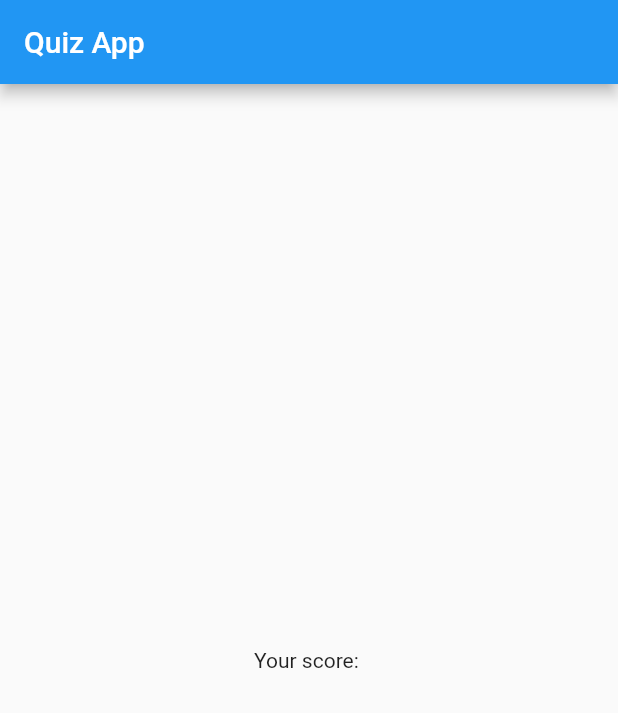
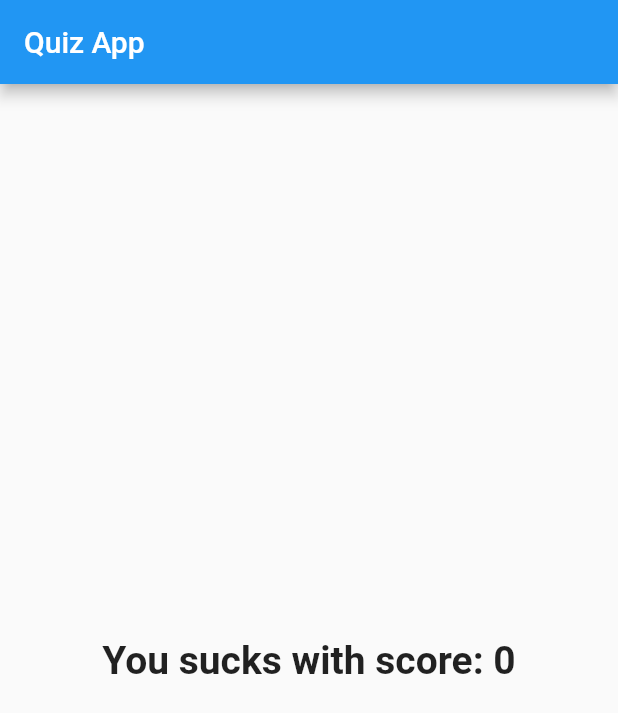
Before and after one commit to deatherving/flutter-app, a Flutter app: the screen it shows after launch, after a tap on "Black", after a tap on "Duck", on a phone screen of 412 x 824 dp. Shown: the top 713 px of the screen. Run offline on Flutter 3.47's test engine with Material 2 defaults, Android fonts, the phone set to English and light mode, and no system bars.

Commit message:
revise code to support scoree

```diff
--- a/lib/main.dart
+++ b/lib/main.dart
@@ -12,7 +12,9 @@ class Quiz extends StatefulWidget {
 }
 
 class QuizState extends State<Quiz> {
-  void answerQuestion() {
+  void answerQuestion(int score) {
+    _totalScore += score;
+
     // Call setstate would trigger re-build of the widget
     setState(() {
       _index += 1;
@@ -20,16 +22,16 @@ class QuizState extends State<Quiz> {
   }
 
   var _index = 0;
-
+  var _totalScore = 0;
 
   dynamic _questions = const [
     {
       "questionText" : "What's your favorite color?",
-      "answers" : ["Black", "White", "Green"]
+      "answers" : [{"Black" : 10}, {"White" : 5}, {"Green" : -5}]
     },
     {
       "questionText" : "What's your favorite animal?",
-      "answers" : ["Lion", "Duck", "Elephant", "Snake"]
+      "answers" : [{"Lion" : 20}, {"Duck" : -10}, {"Elephant" : 1}, {"Snake" : -50}]
     },
   ];
 
@@ -48,7 +50,7 @@ class QuizState extends State<Quiz> {
               _questions[_index]["answers"],
               answerQuestion
             )
-         : Result(),
+         : Result(_totalScore),
       ),
     );
   }
--- a/lib/quiz.dart
+++ b/lib/quiz.dart
@@ -17,7 +17,7 @@ class QuizContent extends StatelessWidget {
 
     return Column(children: [
         Question(_question),
-        for(String title in _answers) Answer(title, this._handler)
+        for(Map<String, int> answer in _answers) Answer(answer.keys.first, () => _handler(answer.values.first))
       ],
     );
   }
--- a/lib/result.dart
+++ b/lib/result.dart
@@ -3,8 +3,29 @@ import 'package:flutter/material.dart';
 
 class Result extends StatelessWidget {
 
+  var _score;
+
+  Result(this._score);
+
+  String get resultPhrase {
+    var resultText = "Your score: ";
+    if(_score <= 8)
+      resultText = "You sucks with score: " ;
+    else if (_score <= 20)
+      resultText = "Just okay with score: ";
+    else
+      resultText = "You are awesome: ";
+    return resultText + _score.toString();
+
+  }
+
   @override
   Widget build(BuildContext context) {
-    return Center(child: Text("Your score: "));
+    return Center(child: Text(
+            resultPhrase,
+            style: TextStyle(fontSize: 26, fontWeight: FontWeight.bold),
+            textAlign: TextAlign.center,
+        )
+    );
   }
 }
```
